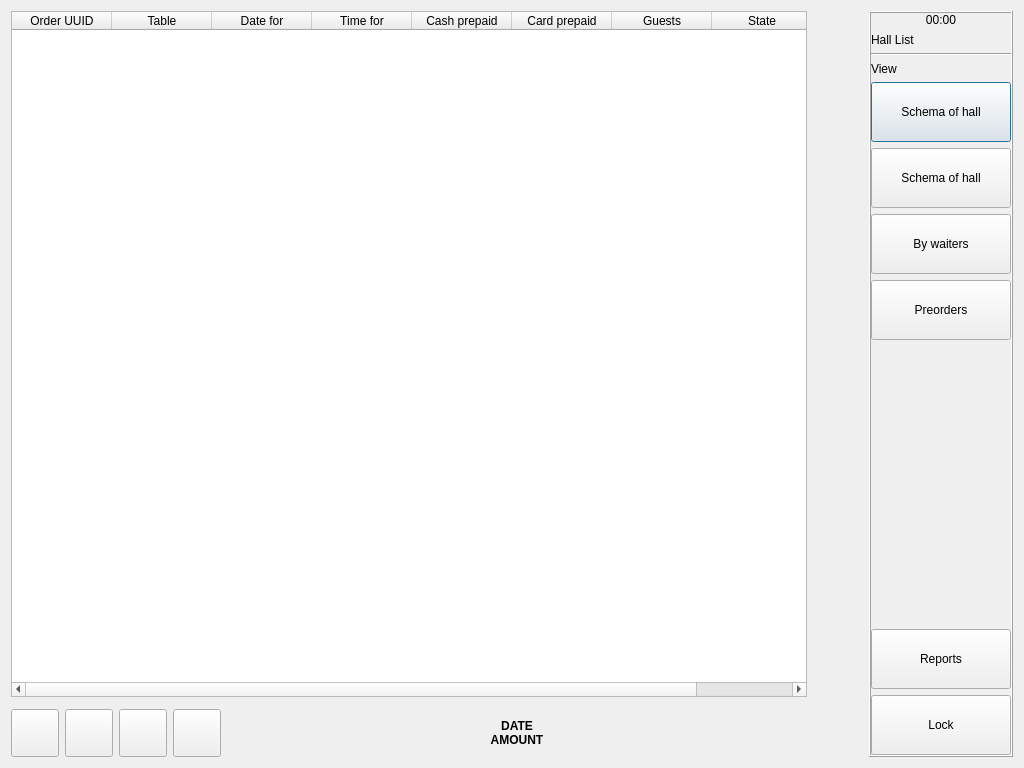
Above: Waiter/dlgface.ui from End1-1/Cafe5 before the change. Below: the same form after it.
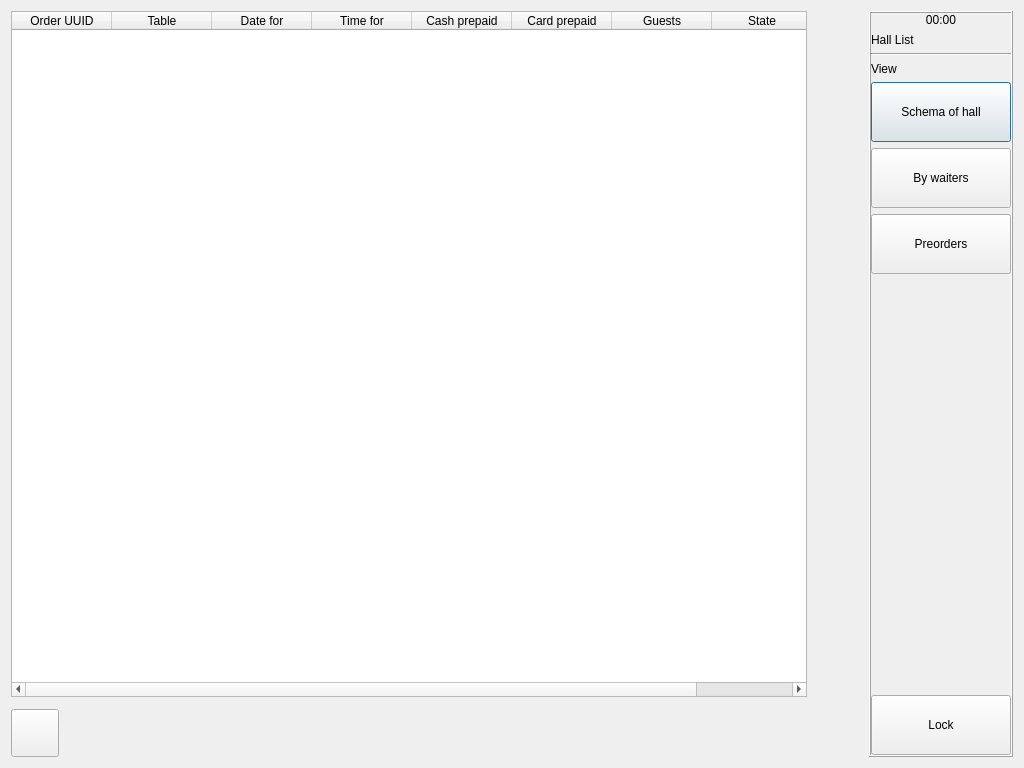
That is the form after the change. Icons and pictures are not drawn. Custom widgets are drawn as their Qt base class.

What changed in the file:
```diff
--- a/Waiter/dlgface.ui
+++ b/Waiter/dlgface.ui
@@ -192,19 +192,6 @@
         </property>
        </widget>
       </item>
-      <item>
-       <widget class="QPushButton" name="btnViewHall_2">
-        <property name="minimumSize">
-         <size>
-          <width>140</width>
-          <height>60</height>
-         </size>
-        </property>
-        <property name="text">
-         <string>Schema of hall</string>
-        </property>
-       </widget>
-      </item>
       <item>
        <widget class="QPushButton" name="btnViewWaiter">
         <property name="minimumSize">
@@ -256,38 +243,6 @@
         </property>
        </spacer>
       </item>
-      <item>
-       <widget class="QToolButton" name="btnReports">
-        <property name="minimumSize">
-         <size>
-          <width>140</width>
-          <height>60</height>
-         </size>
-        </property>
-        <property name="maximumSize">
-         <size>
-          <width>16777215</width>
-          <height>16777215</height>
-         </size>
-        </property>
-        <property name="text">
-         <string>Reports</string>
-        </property>
-        <property name="icon">
-         <iconset resource="../resources/resources.qrc">
-          <normaloff>:/report.png</normaloff>:/report.png</iconset>
-        </property>
-        <property name="iconSize">
-         <size>
-          <width>32</width>
-          <height>32</height>
-         </size>
-        </property>
-        <property name="toolButtonStyle">
-         <enum>Qt::ToolButtonTextBesideIcon</enum>
-        </property>
-       </widget>
-      </item>
       <item>
        <widget class="QToolButton" name="btnExit">
         <property name="minimumSize">
@@ -367,93 +322,6 @@
         </property>
        </widget>
       </item>
-      <item>
-       <widget class="QToolButton" name="btnSetSession">
-        <property name="minimumSize">
-         <size>
-          <width>48</width>
-          <height>48</height>
-         </size>
-        </property>
-        <property name="maximumSize">
-         <size>
-          <width>48</width>
-          <height>48</height>
-         </size>
-        </property>
-        <property name="text">
-         <string/>
-        </property>
-        <property name="icon">
-         <iconset resource="../resources/res.qrc">
-          <normaloff>:/rotation.png</normaloff>:/rotation.png</iconset>
-        </property>
-        <property name="iconSize">
-         <size>
-          <width>32</width>
-          <height>32</height>
-         </size>
-        </property>
-       </widget>
-      </item>
-      <item>
-       <widget class="QToolButton" name="btnEnter">
-        <property name="minimumSize">
-         <size>
-          <width>48</width>
-          <height>48</height>
-         </size>
-        </property>
-        <property name="maximumSize">
-         <size>
-          <width>48</width>
-          <height>48</height>
-         </size>
-        </property>
-        <property name="text">
-         <string/>
-        </property>
-        <property name="icon">
-         <iconset resource="../resources/res.qrc">
-          <normaloff>:/login.png</normaloff>:/login.png</iconset>
-        </property>
-        <property name="iconSize">
-         <size>
-          <width>32</width>
-          <height>32</height>
-         </size>
-        </property>
-       </widget>
-      </item>
-      <item>
-       <widget class="QToolButton" name="btnOut">
-        <property name="minimumSize">
-         <size>
-          <width>48</width>
-          <height>48</height>
-         </size>
-        </property>
-        <property name="maximumSize">
-         <size>
-          <width>48</width>
-          <height>48</height>
-         </size>
-        </property>
-        <property name="text">
-         <string/>
-        </property>
-        <property name="icon">
-         <iconset resource="../resources/resources.qrc">
-          <normaloff>:/logout.png</normaloff>:/logout.png</iconset>
-        </property>
-        <property name="iconSize">
-         <size>
-          <width>32</width>
-          <height>32</height>
-         </size>
-        </property>
-       </widget>
-      </item>
       <item>
        <spacer name="horizontalSpacer_2">
         <property name="orientation">
@@ -467,34 +335,6 @@
         </property>
        </spacer>
       </item>
-      <item>
-       <widget class="QLabel" name="lbDate">
-        <property name="styleSheet">
-         <string notr="true">font-weight:bold;
-font-size:12px;</string>
-        </property>
-        <property name="text">
-         <string>DATE
-AMOUNT</string>
-        </property>
-        <property name="alignment">
-         <set>Qt::AlignCenter</set>
-        </property>
-       </widget>
-      </item>
-      <item>
-       <spacer name="horizontalSpacer">
-        <property name="orientation">
-         <enum>Qt::Horizontal</enum>
-        </property>
-        <property name="sizeHint" stdset="0">
-         <size>
-          <width>500</width>
-          <height>20</height>
-         </size>
-        </property>
-       </spacer>
-      </item>
      </layout>
     </widget>
    </item>
```
Left out of the diff: 2 changed lines with no effect on the pictures.
